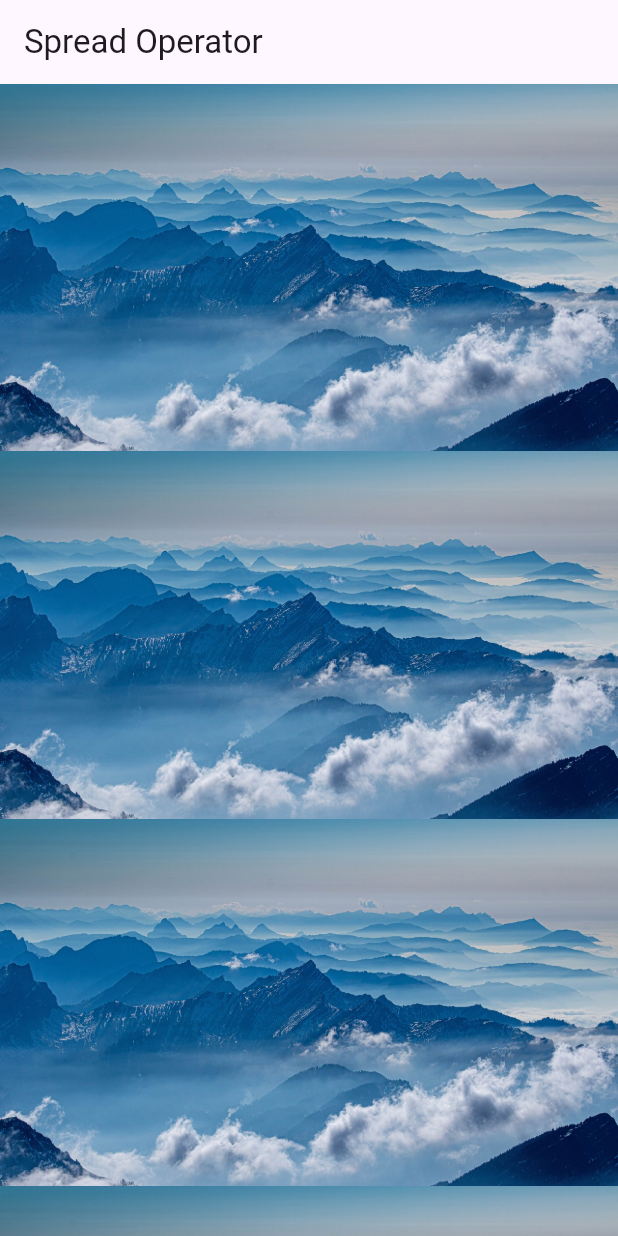
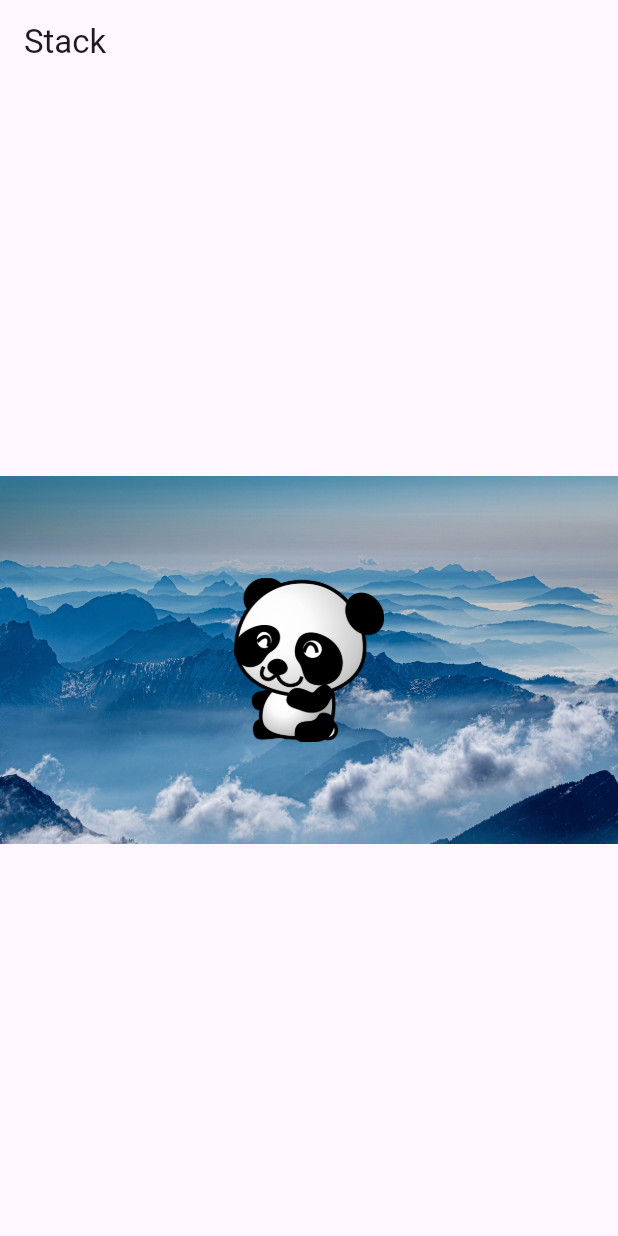
Before and after one commit to KRFLUTTERUG/wiki-flutter-widget, a Flutter app: the screen it shows after launch, on a phone screen of 412 x 824 dp. Run offline on Flutter 3.47's test engine with Material 3 defaults, Android fonts, the phone set to English and light mode, and no system bars; our stand-ins replace fl_chart, gap.

Commit message:
feat : stack

```diff
--- a/lib/main.dart
+++ b/lib/main.dart
@@ -21,6 +21,6 @@ class MyApp extends StatelessWidget {
           colorScheme: ColorScheme.fromSeed(seedColor: Colors.deepPurple),
           useMaterial3: true,
         ),
-        home: const MySpreadOperator());
+        home: const MyStack());
   }
 }
--- a/lib/widget/20210123/lib/20210123.dart
+++ b/lib/widget/20210123/lib/20210123.dart
@@ -18,6 +18,7 @@ export '../showsearch.dart';
 export '../showtimepicker.dart';
 export '../sliverappbar.dart';
 export '../spreadoperator.dart';
+export '../stack.dart';
 export '../stepper.dart';
 export '../tooltip.dart';
 export '../visibility.dart';
--- /dev/null
+++ b/lib/widget/20210123/stack.dart
@@ -0,0 +1,31 @@
+import 'package:flutter/material.dart';
+
+class MyStack extends StatefulWidget {
+  const MyStack({super.key});
+
+  @override
+  State<MyStack> createState() => _MyStackState();
+}
+
+class _MyStackState extends State<MyStack> {
+  @override
+  Widget build(BuildContext context) {
+    return Scaffold(
+      appBar: AppBar(
+        title: Text('Stack'),
+      ),
+      body: Center(
+        child: Stack(
+          children: [
+            Center(
+              child: Image.asset('images/mountains.jpg'),
+            ),
+            Center(
+              child: Image.asset('images/panda.png',width: 100,),
+            )
+          ],
+        ),
+      ),
+    );
+  }
+}
--- a/pubspec.yaml
+++ b/pubspec.yaml
@@ -65,6 +65,7 @@ flutter:
     - images/mountains.jpg
     - images/milkyway.jpg
     - images/angry_dog.png
+    - images/panda.png
   #   - images/a_dot_ham.jpeg
 
   # An image asset can refer to one or more resolution-specific "variants", see
```
Also changed, not shown: images/panda.png (added), 2 other files.
